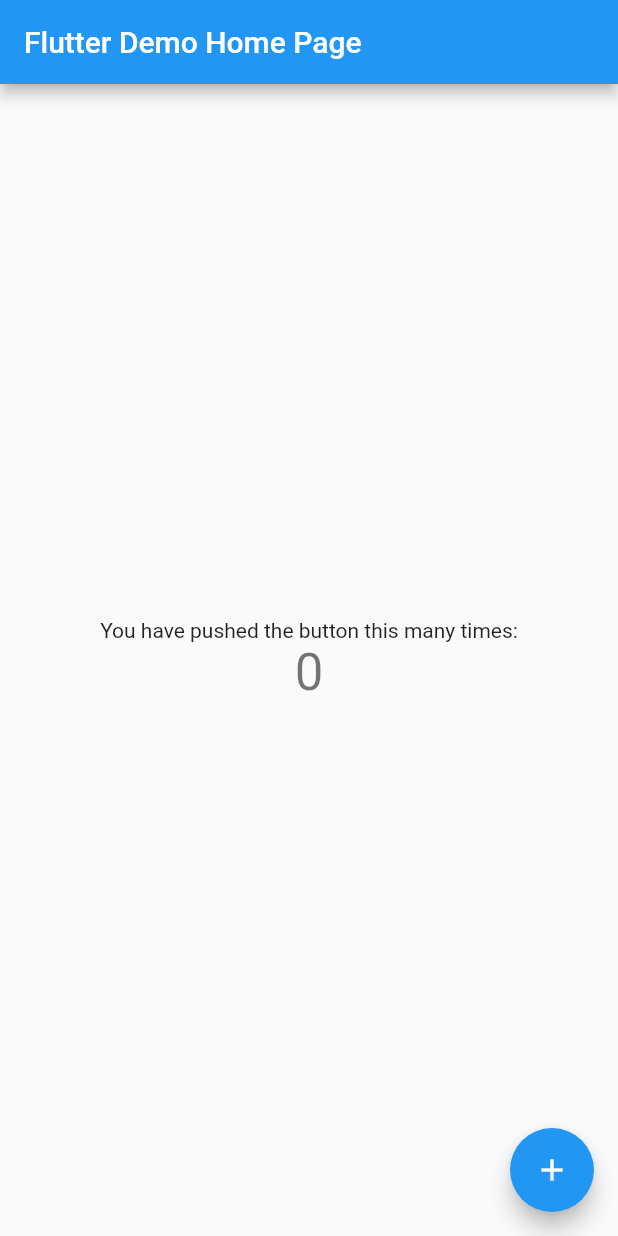
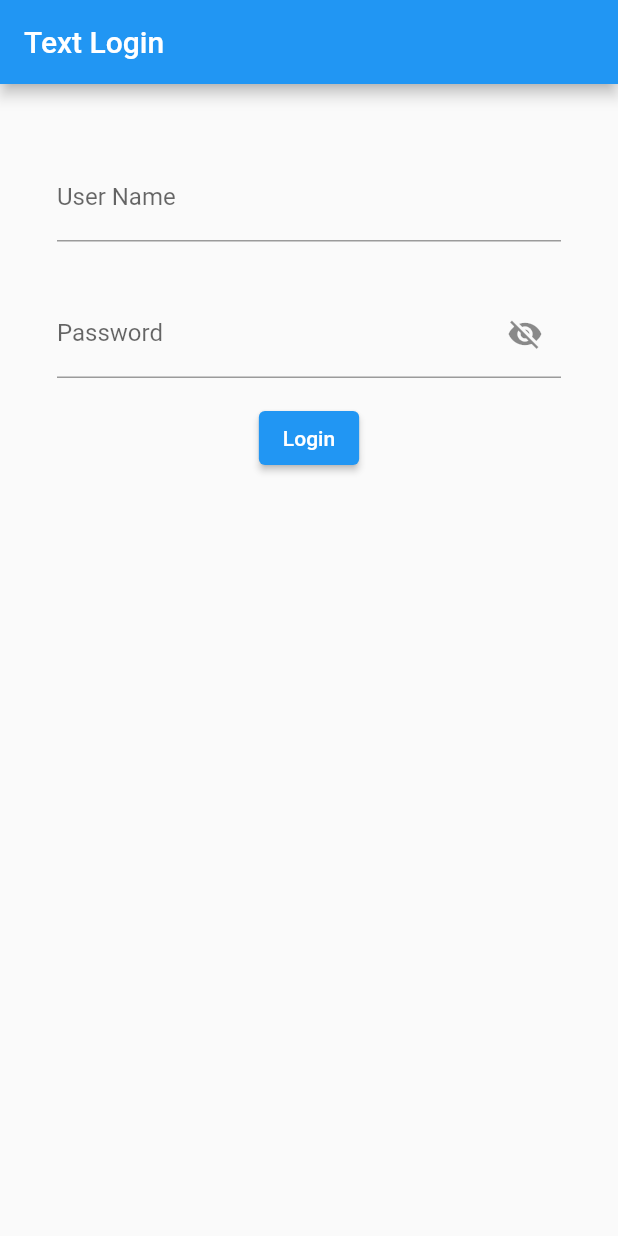
Before and after one commit to kazu-yamy/dego, a Flutter app: the screen it shows after launch, on a phone screen of 412 x 824 dp. Run offline on Flutter 3.47's test engine with Material 2 defaults, Android fonts, the phone set to English and light mode, and no system bars.

Commit message:
delete default program

```diff
--- a/lib/main.dart
+++ b/lib/main.dart
@@ -1,4 +1,5 @@
 import 'package:flutter/material.dart';
+import 'package:dego/views/login.dart';
 
 void main() {
   runApp(const MyApp());
@@ -9,58 +10,9 @@ class MyApp extends StatelessWidget {
 
   @override
   Widget build(BuildContext context) {
-    return MaterialApp(
-      title: 'Flutter Demo',
-      theme: ThemeData(
-        primarySwatch: Colors.blue,
-      ),
-      home: const MyHomePage(title: 'Flutter Demo Home Page'),
+    return const MaterialApp(
+      title: 'Login Demo',
+      home: LoginPage(),
     );
   }
 }
-
-class MyHomePage extends StatefulWidget {
-  const MyHomePage({super.key, required this.title});
-  final String title;
-
-  @override
-  State<MyHomePage> createState() => _MyHomePageState();
-}
-
-class _MyHomePageState extends State<MyHomePage> {
-  int _counter = 0;
-
-  void _incrementCounter() {
-    setState(() {
-      _counter++;
-    });
-  }
-
-  @override
-  Widget build(BuildContext context) {
-    return Scaffold(
-      appBar: AppBar(
-        title: Text(widget.title),
-      ),
-      body: Center(
-        child: Column(
-          mainAxisAlignment: MainAxisAlignment.center,
-          children: <Widget>[
-            const Text(
-              'You have pushed the button this many times:',
-            ),
-            Text(
-              '$_counter',
-              style: Theme.of(context).textTheme.headlineMedium,
-            ),
-          ],
-        ),
-      ),
-      floatingActionButton: FloatingActionButton(
-        onPressed: _incrementCounter,
-        tooltip: 'Increment',
-        child: const Icon(Icons.add),
-      ),
-    );
-  }
-}
--- /dev/null
+++ b/lib/views/login.dart
@@ -0,0 +1,61 @@
+import 'package:flutter/material.dart';
+
+class LoginPage extends StatefulWidget {
+  const LoginPage({Key? key}) : super(key: key);
+
+  @override
+  State<LoginPage> createState() => _LoginPageState();
+}
+
+class _LoginPageState extends State<LoginPage> {
+  bool _isObscure = true;
+
+  @override
+  Widget build(BuildContext context) {
+    return Scaffold(
+      appBar: AppBar(
+        title: const Text("Text Login"),
+        backgroundColor: Colors.blue,
+      ),
+      body: Center(
+        child: Container(
+          padding: const EdgeInsets.all(30.0),
+          child: Column(
+            crossAxisAlignment: CrossAxisAlignment.start,
+            children: <Widget>[
+              Padding(
+                padding:
+                    const EdgeInsets.symmetric(horizontal: 8, vertical: 16),
+                child: TextFormField(
+                  decoration: const InputDecoration(labelText: "User Name"),
+                ),
+              ),
+              Padding(
+                  padding:
+                      const EdgeInsets.symmetric(horizontal: 8, vertical: 16),
+                  child: TextFormField(
+                      obscureText: _isObscure,
+                      decoration: InputDecoration(
+                          labelText: "Password",
+                          suffixIcon: IconButton(
+                              icon: Icon(_isObscure
+                                  ? Icons.visibility_off
+                                  : Icons.visibility),
+                              onPressed: () {
+                                setState(() {
+                                  _isObscure = !_isObscure;
+                                });
+                              })))),
+              Center(
+                child: ElevatedButton(
+                  onPressed: () {},
+                  child: const Text("Login"),
+                ),
+              ),
+            ],
+          ),
+        ),
+      ),
+    );
+  }
+}
```
